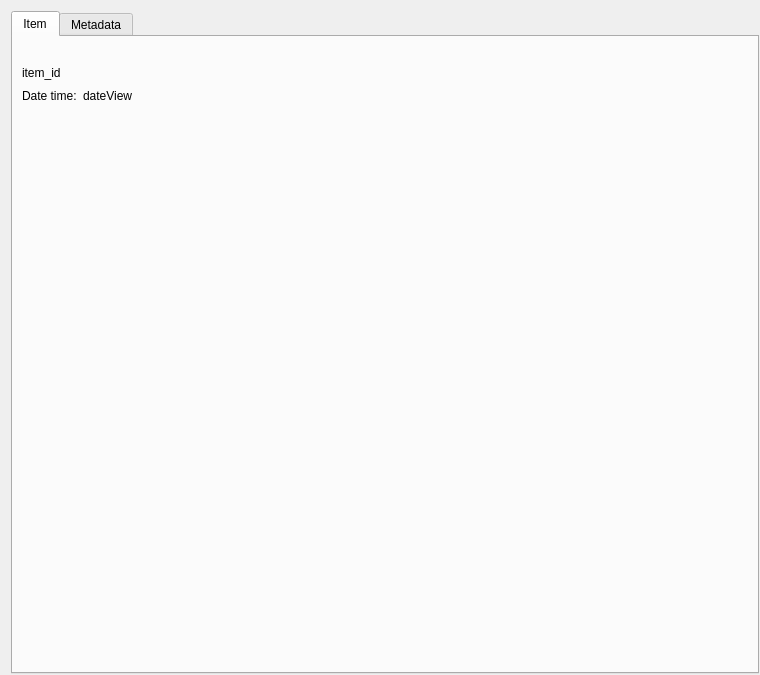
Above: form.ui from lmotta/catalog_cbers4a before the change. Below: the same form after it.
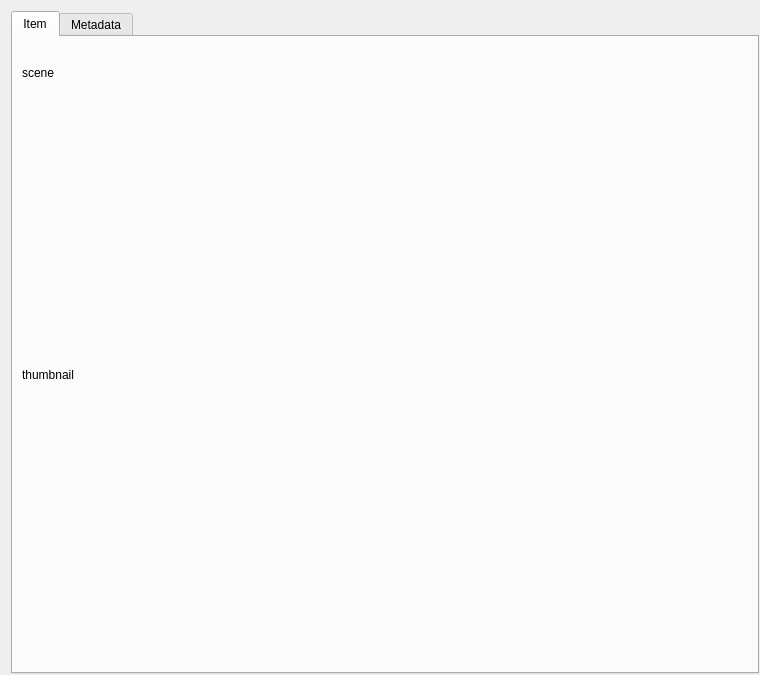
That is the form after the change.

Diff of the .ui file:
```diff
--- a/form.ui
+++ b/form.ui
@@ -29,7 +29,7 @@
    <item>
     <widget class="QTabWidget" name="tabItem">
      <property name="sizePolicy">
-      <sizepolicy hsizetype="Preferred" vsizetype="Minimum">
+      <sizepolicy hsizetype="Preferred" vsizetype="Preferred">
        <horstretch>0</horstretch>
        <verstretch>0</verstretch>
       </sizepolicy>
@@ -60,62 +60,33 @@
          <property name="enabled">
           <bool>true</bool>
          </property>
+         <property name="sizePolicy">
+          <sizepolicy hsizetype="Maximum" vsizetype="Maximum">
+           <horstretch>0</horstretch>
+           <verstretch>0</verstretch>
+          </sizepolicy>
+         </property>
          <property name="text">
-          <string notr="true">item_id</string>
+          <string notr="true">scene</string>
          </property>
         </widget>
        </item>
-       <item>
-        <layout class="QHBoxLayout" name="horizontalLayout">
-         <item>
-          <widget class="QLabel" name="label">
-           <property name="text">
-            <string>Date time:</string>
-           </property>
-          </widget>
-         </item>
-         <item>
-          <widget class="QLabel" name="date_time">
-           <property name="text">
-            <string notr="true">dateView</string>
-           </property>
-          </widget>
-         </item>
-         <item>
-          <spacer name="horizontalSpacer">
-           <property name="orientation">
-            <enum>Qt::Horizontal</enum>
-           </property>
-           <property name="sizeHint" stdset="0">
-            <size>
-             <width>40</width>
-             <height>20</height>
-            </size>
-           </property>
-          </spacer>
-         </item>
-        </layout>
-       </item>
        <item>
         <widget class="QLabel" name="thumbnail">
+         <property name="sizePolicy">
+          <sizepolicy hsizetype="MinimumExpanding" vsizetype="MinimumExpanding">
+           <horstretch>0</horstretch>
+           <verstretch>0</verstretch>
+          </sizepolicy>
+         </property>
          <property name="text">
-          <string/>
+          <string>thumbnail</string>
+         </property>
+         <property name="scaledContents">
+          <bool>false</bool>
          </property>
         </widget>
        </item>
-       <item>
-        <spacer name="verticalSpacer_2">
-         <property name="orientation">
-          <enum>Qt::Vertical</enum>
-         </property>
-         <property name="sizeHint" stdset="0">
-          <size>
-           <width>20</width>
-           <height>559</height>
-          </size>
-         </property>
-        </spacer>
-       </item>
       </layout>
      </widget>
      <widget class="QWidget" name="tabMetadata">
@@ -211,19 +182,6 @@
      </widget>
     </widget>
    </item>
-   <item>
-    <spacer name="verticalSpacer">
-     <property name="orientation">
-      <enum>Qt::Vertical</enum>
-     </property>
-     <property name="sizeHint" stdset="0">
-      <size>
-       <width>20</width>
-       <height>40</height>
-      </size>
-     </property>
-    </spacer>
-   </item>
   </layout>
  </widget>
  <resources/>
```
Left out of the diff: 2 changed lines with no effect on the pictures.
